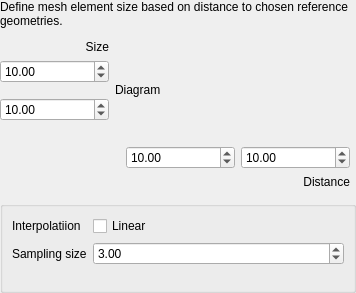
This is src/Mod/Fem/Gui/Resources/ui/MeshDistance.ui in tomate44/FreeCAD as Qt 5 draws it before an edit. The edited form follows.
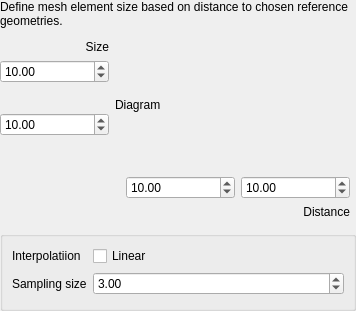
This is the edited form. Custom widgets are drawn as their Qt base class.

```diff
--- a/src/Mod/Fem/Gui/Resources/ui/MeshDistance.ui
+++ b/src/Mod/Fem/Gui/Resources/ui/MeshDistance.ui
@@ -7,7 +7,7 @@
     <x>0</x>
     <y>0</y>
     <width>356</width>
-    <height>293</height>
+    <height>311</height>
    </rect>
   </property>
   <property name="windowTitle">
@@ -259,7 +259,7 @@
        <property name="minimumSize">
         <size>
          <width>100</width>
-         <height>100</height>
+         <height>130</height>
         </size>
        </property>
        <property name="text">
```
Left out of the diff: 1 changed line with no effect on the pictures.
